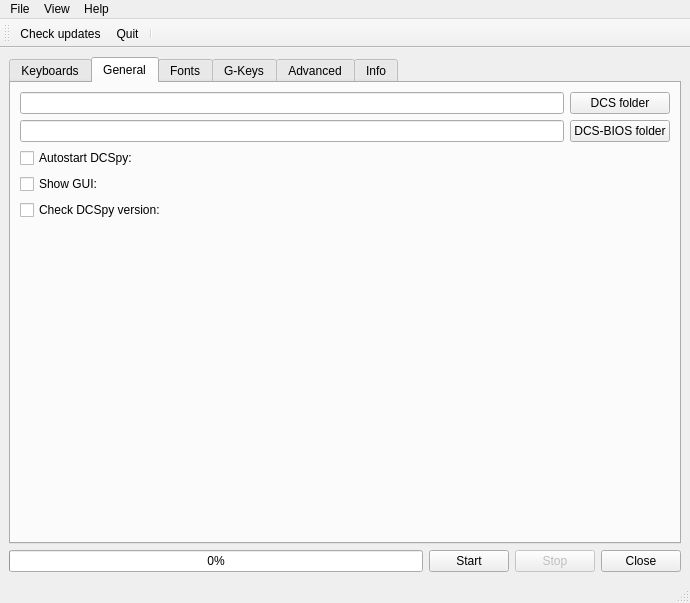
Qt form dcspy/ui/qtdcs.ui (emcek/dcspy) before a commit.
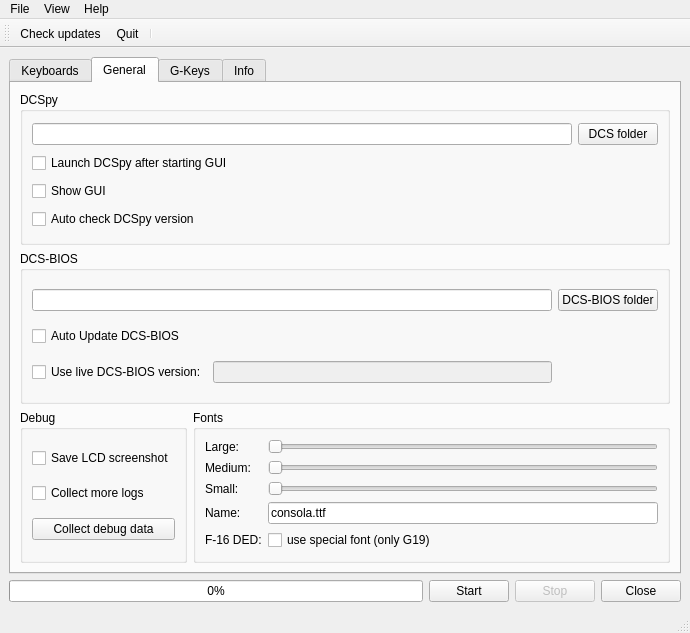
The same form after that commit. The open tabs and pages were chosen to show the change. Icons and pictures are not drawn.

Commit message: move settings to one tab

Diff of the .ui file:
```diff
--- a/dcspy/ui/qtdcs.ui
+++ b/dcspy/ui/qtdcs.ui
@@ -7,7 +7,7 @@
     <x>0</x>
     <y>0</y>
     <width>690</width>
-    <height>603</height>
+    <height>633</height>
    </rect>
   </property>
   <property name="minimumSize">
@@ -188,67 +188,48 @@
           <string>General</string>
          </attribute>
          <layout class="QGridLayout" name="gridLayout_4">
+          <item row="2" column="0">
+           <widget class="QGroupBox" name="groupBox_3">
+            <property name="title">
+             <string>Debug</string>
+            </property>
+            <layout class="QGridLayout" name="gridLayout_8">
+             <item row="2" column="0">
+              <widget class="QCheckBox" name="cb_verbose">
+               <property name="toolTip">
+                <string>Logging more data (good for troubleshooting)</string>
+               </property>
+               <property name="text">
+                <string>Collect more logs</string>
+               </property>
+              </widget>
+             </item>
+             <item row="0" column="0">
+              <widget class="QCheckBox" name="cb_lcd_screenshot">
+               <property name="toolTip">
+                <string>Make LCD screenshot everytime when updated (good for troubleshooting)</string>
+               </property>
+               <property name="text">
+                <string>Save LCD screenshot</string>
+               </property>
+              </widget>
+             </item>
           <item row="3" column="0">
-           <widget class="QLineEdit" name="le_dcsdir"/>
-          </item>
-          <item row="8" column="0">
-           <spacer name="verticalSpacer_2">
-            <property name="orientation">
-             <enum>Qt::Vertical</enum>
-            </property>
-            <property name="sizeHint" stdset="0">
-             <size>
-              <width>20</width>
-              <height>40</height>
-             </size>
-            </property>
-           </spacer>
-          </item>
-          <item row="5" column="0">
-           <widget class="QCheckBox" name="cb_autostart">
+              <widget class="QPushButton" name="pb_collect_data">
             <property name="text">
-             <string>Autostart DCSpy:</string>
-            </property>
-           </widget>
-          </item>
-          <item row="4" column="2">
-           <widget class="QPushButton" name="pb_biosdir">
-            <property name="text">
-             <string>DCS-BIOS folder</string>
-            </property>
-           </widget>
-          </item>
-          <item row="6" column="0">
-           <widget class="QCheckBox" name="cb_show_gui">
-            <property name="text">
-             <string>Show GUI:</string>
-            </property>
-           </widget>
-          </item>
-          <item row="3" column="2">
-           <widget class="QPushButton" name="pb_dcsdir">
-            <property name="text">
-             <string>DCS folder</string>
-            </property>
-           </widget>
-          </item>
-          <item row="4" column="0">
-           <widget class="QLineEdit" name="le_biosdir"/>
-          </item>
-          <item row="7" column="0">
-           <widget class="QCheckBox" name="cb_check_ver">
-            <property name="text">
-             <string>Check DCSpy version:</string>
+                <string>Collect debug data</string>
             </property>
            </widget>
           </item>
          </layout>
         </widget>
-        <widget class="QWidget" name="tab_fonts">
-         <attribute name="title">
+          </item>
+          <item row="2" column="1">
+           <widget class="QGroupBox" name="groupBox_4">
+            <property name="title">
           <string>Fonts</string>
-         </attribute>
-         <layout class="QFormLayout" name="formLayout_3">
+            </property>
+            <layout class="QFormLayout" name="formLayout">
           <item row="0" column="0">
            <widget class="QLabel" name="label">
             <property name="text">
@@ -299,7 +280,11 @@
            </widget>
           </item>
           <item row="3" column="1">
-           <widget class="QLineEdit" name="le_font_name"/>
+              <widget class="QLineEdit" name="le_font_name">
+               <property name="text">
+                <string>consola.ttf</string>
+               </property>
+              </widget>
           </item>
           <item row="4" column="0">
            <widget class="QLabel" name="label_5">
@@ -315,18 +300,108 @@
             </property>
            </widget>
           </item>
-          <item row="5" column="1">
-           <spacer name="verticalSpacer_3">
-            <property name="orientation">
-             <enum>Qt::Vertical</enum>
+            </layout>
+           </widget>
+          </item>
+          <item row="0" column="0" colspan="2">
+           <widget class="QGroupBox" name="groupBox">
+            <property name="title">
+             <string>DCSpy</string>
             </property>
-            <property name="sizeHint" stdset="0">
-             <size>
-              <width>20</width>
-              <height>40</height>
-             </size>
-            </property>
-           </spacer>
+            <layout class="QGridLayout" name="gridLayout_6">
+             <item row="0" column="1">
+              <widget class="QPushButton" name="pb_dcsdir">
+               <property name="toolTip">
+                <string>Location of installation DCS World (OpenBeta)</string>
+               </property>
+               <property name="text">
+                <string>DCS folder</string>
+               </property>
+              </widget>
+             </item>
+             <item row="0" column="0">
+              <widget class="QLineEdit" name="le_dcsdir">
+               <property name="toolTip">
+                <string>Location of installation DCS World (OpenBeta)</string>
+               </property>
+              </widget>
+             </item>
+             <item row="3" column="0">
+              <widget class="QCheckBox" name="cb_check_ver">
+               <property name="text">
+                <string>Auto check DCSpy version</string>
+               </property>
+              </widget>
+             </item>
+             <item row="2" column="0">
+              <widget class="QCheckBox" name="cb_show_gui">
+               <property name="text">
+                <string>Show GUI</string>
+               </property>
+              </widget>
+             </item>
+             <item row="1" column="0">
+              <widget class="QCheckBox" name="cb_autostart">
+               <property name="text">
+                <string>Launch DCSpy after starting GUI</string>
+               </property>
+              </widget>
+             </item>
+            </layout>
+           </widget>
+          </item>
+          <item row="1" column="0" colspan="2">
+           <widget class="QGroupBox" name="groupBox_2">
+            <property name="title">
+             <string>DCS-BIOS</string>
+            </property>
+            <layout class="QGridLayout" name="gridLayout_7">
+             <item row="2" column="0">
+              <widget class="QCheckBox" name="cb_bios_live">
+               <property name="toolTip">
+                <string>Regular release or live version (need git installed)</string>
+               </property>
+               <property name="text">
+                <string>Use live DCS-BIOS version:</string>
+               </property>
+              </widget>
+             </item>
+             <item row="0" column="0" colspan="2">
+              <widget class="QLineEdit" name="le_biosdir">
+               <property name="toolTip">
+                <string>Location of DCS-BIOS in Saved Games</string>
+               </property>
+              </widget>
+             </item>
+             <item row="2" column="1">
+              <widget class="QLineEdit" name="le_bios_live">
+               <property name="enabled">
+                <bool>false</bool>
+               </property>
+               <property name="toolTip">
+                <string>Any valid Git reference: branch, tag, commit</string>
+               </property>
+              </widget>
+             </item>
+             <item row="1" column="0">
+              <widget class="QCheckBox" name="cb_autoupdate_bios">
+               <property name="text">
+                <string>Auto Update DCS-BIOS</string>
+               </property>
+              </widget>
+             </item>
+             <item row="0" column="2">
+              <widget class="QPushButton" name="pb_biosdir">
+               <property name="toolTip">
+                <string>Location of DCS-BIOS in Saved Games</string>
+               </property>
+               <property name="text">
+                <string>DCS-BIOS folder</string>
+               </property>
+              </widget>
+             </item>
+            </layout>
+           </widget>
           </item>
          </layout>
         </widget>
@@ -383,81 +458,6 @@
           </item>
          </layout>
         </widget>
-        <widget class="QWidget" name="tab_advanced">
-         <attribute name="title">
-          <string>Advanced</string>
-         </attribute>
-         <layout class="QGridLayout" name="gridLayout_3">
-          <item row="0" column="0" colspan="2">
-           <layout class="QFormLayout" name="formLayout_2">
-            <item row="0" column="0">
-             <widget class="QCheckBox" name="cb_lcd_screenshot">
-              <property name="text">
-               <string>Save LCD screenshot</string>
-              </property>
-             </widget>
-            </item>
-            <item row="1" column="0">
-             <widget class="QCheckBox" name="cb_verbose">
-              <property name="text">
-               <string>Collect more logs</string>
-              </property>
-             </widget>
-            </item>
-            <item row="2" column="0">
-             <widget class="QCheckBox" name="cb_autoupdate_bios">
-              <property name="text">
-               <string>Auto Update DCS-BIOS</string>
-              </property>
-             </widget>
-            </item>
-            <item row="3" column="0">
-             <widget class="QCheckBox" name="cb_bios_live">
-              <property name="text">
-               <string>Use live DCS-BIOS version</string>
-              </property>
-             </widget>
-            </item>
-            <item row="3" column="1">
-             <widget class="QLineEdit" name="le_bios_live"/>
-            </item>
-           </layout>
-          </item>
-          <item row="2" column="0">
-           <spacer name="horizontalSpacer">
-            <property name="orientation">
-             <enum>Qt::Horizontal</enum>
-            </property>
-            <property name="sizeHint" stdset="0">
-             <size>
-              <width>40</width>
-              <height>20</height>
-             </size>
-            </property>
-           </spacer>
-          </item>
-          <item row="1" column="0" colspan="2">
-           <spacer name="verticalSpacer">
-            <property name="orientation">
-             <enum>Qt::Vertical</enum>
-            </property>
-            <property name="sizeHint" stdset="0">
-             <size>
-              <width>20</width>
-              <height>40</height>
-             </size>
-            </property>
-           </spacer>
-          </item>
-          <item row="2" column="1">
-           <widget class="QPushButton" name="pb_collect_data">
-            <property name="text">
-             <string>Collect debug data</string>
-            </property>
-           </widget>
-          </item>
-         </layout>
-        </widget>
         <widget class="QWidget" name="tab_info">
          <attribute name="title">
           <string>Info</string>
```
Left out of the diff: 20 changed lines with no effect on the pictures. Lines whose indentation alone changed are shown as unchanged. The commit also changes 1 other file.
